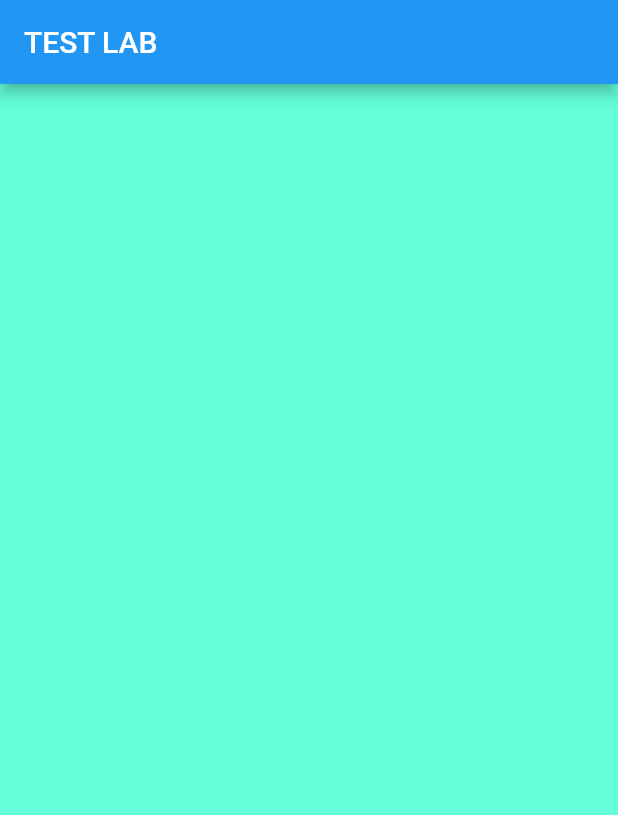
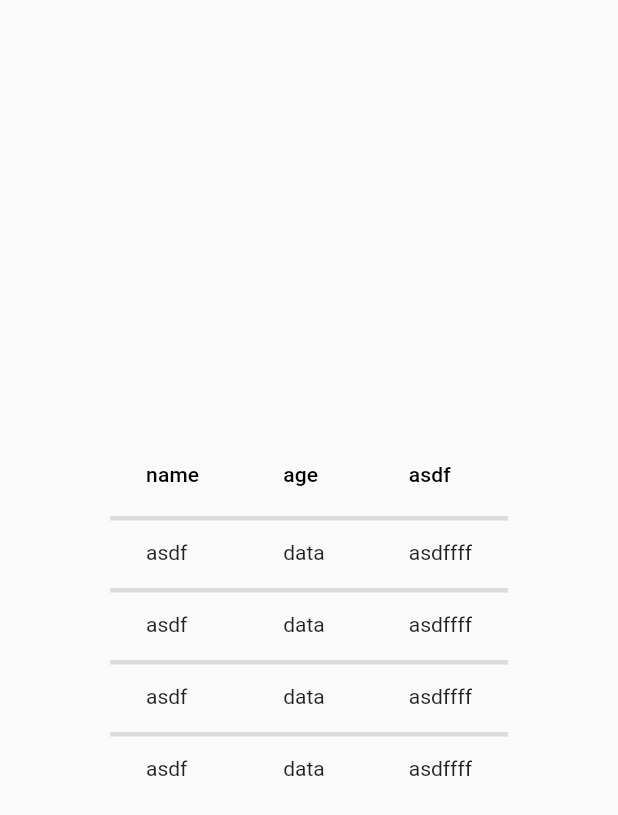
Before and after one commit to mohamadbastin/flutter-test-lab, a Flutter app: the screen it shows after launch, on a phone screen of 412 x 824 dp. Shown: the top 815 px of the screen. Run offline on Flutter 3.47's test engine with Material 2 defaults, Android fonts, the phone set to English and light mode, and no system bars.

Commit message:
custom datatable

```diff
--- a/lib/main.dart
+++ b/lib/main.dart
@@ -40,17 +40,44 @@ class MyHomePage extends StatefulWidget {
 
 class _MyHomePageState extends State<MyHomePage> {
   @override
-  Widget build(BuildContext context) {
+  Widget build(context) {
     return Scaffold(
-      backgroundColor: Colors.tealAccent[200],
-      appBar: AppBar(
-        title: Text(widget.title),
+      body: Center(
+        child: DataTable(
+          dividerThickness: 3,
+          columns: const [
+            DataColumn(label: Text("name")),
+            DataColumn(label: Text("age")),
+            DataColumn(label: Text("asdf")),
+          ],
+          rows: const [
+            DataRow(cells: [
+              DataCell(Text("asdf")),
+              DataCell(Text("data")),
+              DataCell(Text("asdffff"))
+            ]),
+            DataRow(cells: [
+              DataCell(Text("asdf")),
+              DataCell(Text("data")),
+              DataCell(Text("asdffff"))
+            ]),
+            DataRow(cells: [
+              DataCell(Text("asdf")),
+              DataCell(Text("data")),
+              DataCell(Text("asdffff"))
+            ]),
+            DataRow(cells: [
+              DataCell(Text("asdf")),
+              DataCell(Text("data")),
+              DataCell(Text("asdffff"))
+            ]),
+          ],
+        ),
       ),
-      body: Center(
-          child: Column(
-        mainAxisAlignment: MainAxisAlignment.center,
-        children: [],
-      )),
     );
   }
 }
+
+class MyDivider extends Divider {
+  const MyDivider({Key? key}) : super(key: key, color: Colors.red);
+}
```
Also changed, not shown: pubspec.lock.
